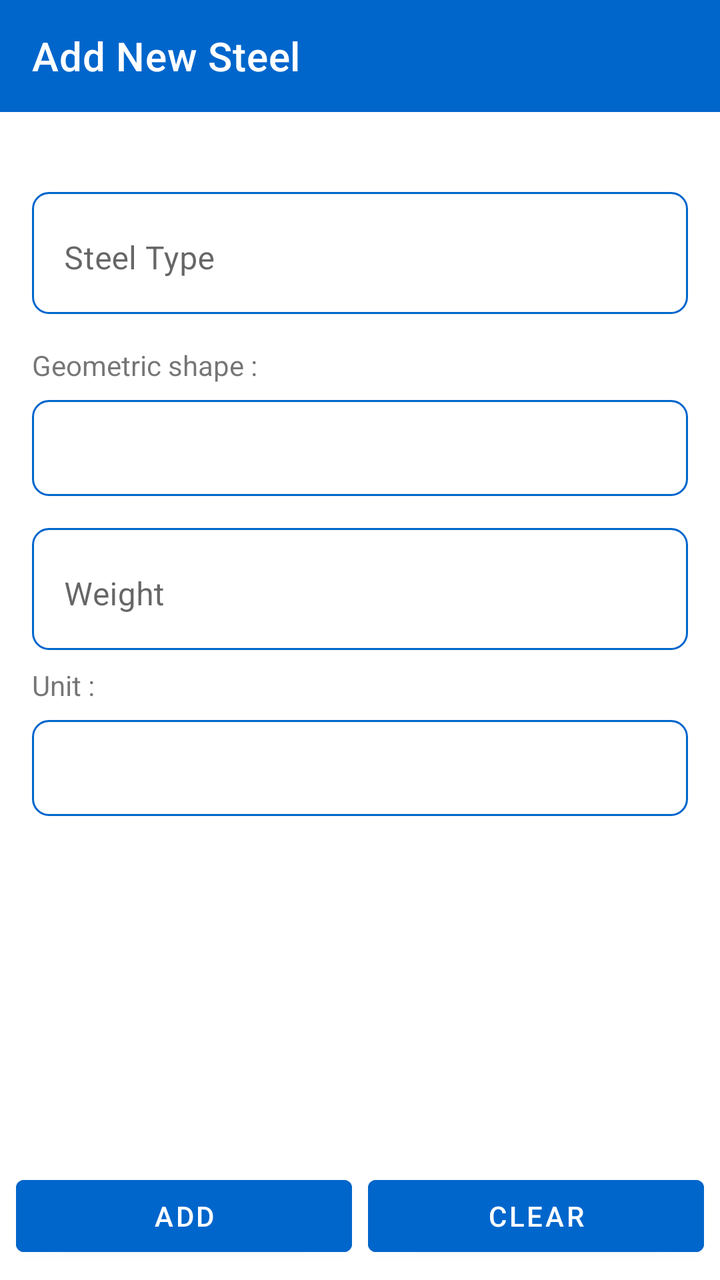
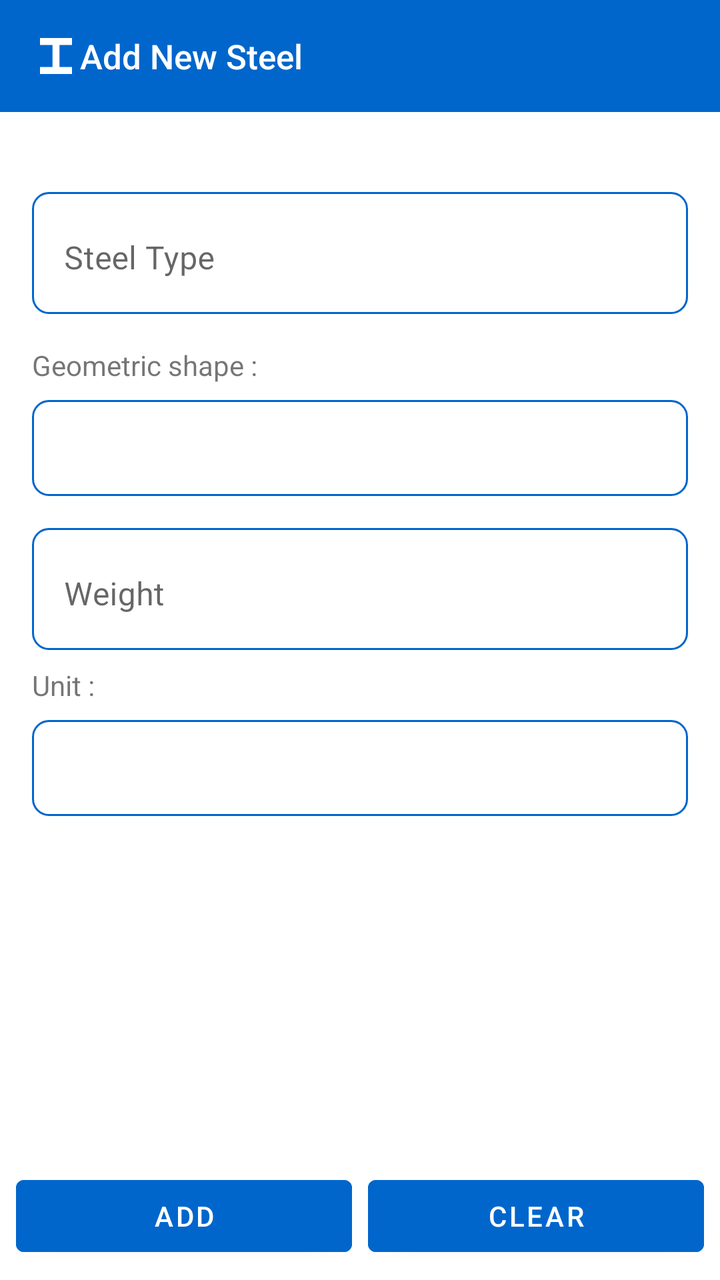

The first picture is an Android layout as it rendered before a commit; the second is the same layout after the commit. The layout source and the unified diff follow.
<!-- AndroidManifest.xml: application theme Theme.MetalConstructionsEstimates -->
<!-- res/layout/activity_add_steel.xml -->
<?xml version="1.0" encoding="utf-8"?>
<androidx.constraintlayout.widget.ConstraintLayout
    xmlns:android="http://schemas.android.com/apk/res/android"
    xmlns:app="http://schemas.android.com/apk/res-auto"
    android:layout_width="match_parent"
    android:layout_height="match_parent">

    
    <androidx.appcompat.widget.Toolbar
        android:id="@+id/toolbar"
        android:layout_width="0dp"
        android:layout_height="?attr/actionBarSize"
        android:background="#0066cc"
        app:title="@string/addSteel"
        app:titleTextColor="@android:color/white"
        app:layout_constraintTop_toTopOf="parent"
        app:layout_constraintStart_toStartOf="parent"
        app:layout_constraintEnd_toEndOf="parent"/>

    
    <androidx.core.widget.NestedScrollView
        android:id="@+id/scrollView"
        android:layout_width="0dp"
        android:layout_height="0dp"
        android:fillViewport="true"
        android:scrollbars="vertical"
        app:layout_constraintTop_toBottomOf="@id/toolbar"
        app:layout_constraintBottom_toTopOf="@id/buttonContainer"
        app:layout_constraintStart_toStartOf="parent"
        app:layout_constraintEnd_toEndOf="parent">

        <androidx.constraintlayout.widget.ConstraintLayout
            android:layout_width="match_parent"
            android:layout_height="wrap_content"
            android:paddingTop="16dp"
            android:paddingBottom="16dp">

            
            <com.google.android.material.textfield.TextInputLayout
                android:id="@+id/textInputLayoutSteelType"
                android:layout_width="0dp"
                android:layout_height="wrap_content"
                android:hint="@string/steelType"
                android:background="@drawable/shape"
                android:layout_marginStart="16dp"
                android:layout_marginEnd="16dp"
                android:layout_marginTop="24dp"
                style="@style/Widget.MaterialComponents.TextInputLayout.OutlinedBox"
                app:layout_constraintTop_toTopOf="parent"
                app:layout_constraintStart_toStartOf="parent"
                app:layout_constraintEnd_toEndOf="parent">

                <com.google.android.material.textfield.TextInputEditText
                    android:id="@+id/editTextSteelType"
                    android:layout_width="match_parent"
                    android:layout_height="wrap_content"
                    android:inputType="text"
                    android:textColor="#333333"
                    android:textColorHint="#4A4A4A"
                    android:background="@android:color/transparent"/>
            </com.google.android.material.textfield.TextInputLayout>

            
            <TextView
                android:id="@+id/spinner_geometric_shape_label"
                android:layout_width="wrap_content"
                android:layout_height="wrap_content"
                android:text="@string/shapeLabel"
                android:layout_marginTop="16dp"
                android:layout_marginStart="16dp"
                app:layout_constraintTop_toBottomOf="@id/textInputLayoutSteelType"
                app:layout_constraintStart_toStartOf="parent"/>

            
            <Spinner
                android:id="@+id/spinner_geometric_shape"
                android:layout_width="0dp"
                android:layout_height="48dp"
                android:layout_marginTop="8dp"
                android:layout_marginStart="16dp"
                android:layout_marginEnd="16dp"
                android:background="@drawable/shape"
                app:layout_constraintTop_toBottomOf="@id/spinner_geometric_shape_label"
                app:layout_constraintStart_toStartOf="parent"
                app:layout_constraintEnd_toEndOf="parent"/>

            
            <com.google.android.material.textfield.TextInputLayout
                android:id="@+id/textInputLayoutWeight"
                android:layout_width="0dp"
                android:layout_height="wrap_content"
                android:hint="@string/weight"
                android:background="@drawable/shape"
                android:layout_marginTop="16dp"
                android:layout_marginStart="16dp"
                android:layout_marginEnd="16dp"
                style="@style/Widget.MaterialComponents.TextInputLayout.OutlinedBox"
                app:layout_constraintTop_toBottomOf="@id/spinner_geometric_shape"
                app:layout_constraintStart_toStartOf="parent"
                app:layout_constraintEnd_toEndOf="parent">

                <com.google.android.material.textfield.TextInputEditText
                    android:id="@+id/editTextWeight"
                    android:layout_width="match_parent"
                    android:layout_height="wrap_content"
                    android:inputType="numberDecimal"
                    android:textColor="#333333"
                    android:textColorHint="#4A4A4A"
                    android:background="@android:color/transparent"/>
            </com.google.android.material.textfield.TextInputLayout>

            
            <TextView
                android:id="@+id/unitSpinnerLabel"
                android:layout_width="wrap_content"
                android:layout_height="wrap_content"
                android:text="@string/unitLabel"
                android:layout_marginTop="8dp"
                android:layout_marginStart="16dp"
                app:layout_constraintTop_toBottomOf="@id/textInputLayoutWeight"
                app:layout_constraintStart_toStartOf="parent"/>

            
            <Spinner
                android:id="@+id/spinner_steel_unit"
                android:layout_width="0dp"
                android:layout_height="48dp"
                android:layout_marginTop="8dp"
                android:layout_marginStart="16dp"
                android:layout_marginEnd="16dp"
                android:background="@drawable/shape"
                app:layout_constraintTop_toBottomOf="@id/unitSpinnerLabel"
                app:layout_constraintStart_toStartOf="parent"
                app:layout_constraintEnd_toEndOf="parent"/>

        </androidx.constraintlayout.widget.ConstraintLayout>
    </androidx.core.widget.NestedScrollView>

    
    <androidx.constraintlayout.widget.ConstraintLayout
        android:id="@+id/buttonContainer"
        android:layout_width="0dp"
        android:layout_height="wrap_content"
        android:padding="8dp"
        app:layout_constraintBottom_toBottomOf="parent"
        app:layout_constraintStart_toStartOf="parent"
        app:layout_constraintEnd_toEndOf="parent">

        <Button
            android:id="@+id/buttonAdd"
            android:layout_width="0dp"
            android:layout_height="wrap_content"
            android:layout_marginEnd="4dp"
            android:backgroundTint="#0066cc"
            android:text="@string/add"
            android:textColor="@android:color/white"
            app:layout_constraintStart_toStartOf="parent"
            app:layout_constraintEnd_toStartOf="@id/buttonClear"
            app:layout_constraintTop_toTopOf="parent"
            app:layout_constraintBottom_toBottomOf="parent"/>

        <Button
            android:id="@+id/buttonClear"
            android:layout_width="0dp"
            android:layout_height="wrap_content"
            android:layout_marginStart="4dp"
            android:backgroundTint="#0066cc"
            android:text="@string/clear"
            android:textColor="@android:color/white"
            app:layout_constraintStart_toEndOf="@id/buttonAdd"
            app:layout_constraintEnd_toEndOf="parent"
            app:layout_constraintTop_toTopOf="parent"
            app:layout_constraintBottom_toBottomOf="parent"/>
    </androidx.constraintlayout.widget.ConstraintLayout>

</androidx.constraintlayout.widget.ConstraintLayout>
<!-- resources referenced by this layout -->
<resources>
  <!-- drawable shape (drawable) -->
  <shape xmlns:android="http://schemas.android.com/apk/res/android"
      android:shape="rectangle">
      <solid android:color="#FFFFFF" />
      
      <stroke
          android:width="1.1dp"
          android:color="#0066cc" /> 
  
      <corners android:radius="8dp" />
  </shape>
  <string name="add">Add</string>
  <string name="addSteel">Add New Steel</string>
  <string name="clear">Clear</string>
  <string name="shapeLabel">Geometric shape :</string>
  <string name="steelType">Steel Type</string>
  <string name="unitLabel">Unit :</string>
  <string name="weight">Weight</string>
  <style name="Theme.MetalConstructionsEstimates" parent="Theme.MaterialComponents.DayNight.NoActionBar">
      
          <item name="colorPrimary">@color/purple_200</item>
          <item name="colorPrimaryVariant">@color/purple_700</item>
          <item name="colorOnPrimary">@color/black</item>
  
          <item name="colorSecondary">@color/teal_200</item>
          <item name="colorSecondaryVariant">@color/teal_200</item>
          <item name="colorOnSecondary">@color/black</item>
  
          <item name="android:statusBarColor">?attr/colorPrimaryVariant</item>
          <item name="android:windowLightStatusBar">false</item>
  
          
      </style>
  <color name="purple_200">#FFBB86FC</color>
  <color name="purple_700">#FF3700B3</color>
  <color name="black">#FF000000</color>
  <color name="teal_200">#FF03DAC5</color>
</resources>

<!-- the commit's change to res/layout/activity_add_steel.xml (unified diff, before → after) -->
@@ -11,7 +11,13 @@
         android:layout_width="0dp"
         android:layout_height="?attr/actionBarSize"
         android:background="#0066cc"
+        android:theme="@style/ThemeOverlay.MaterialComponents.Dark.ActionBar"
+        app:popupTheme="@style/ThemeOverlay.AppCompat.DayNight"
         app:title="@string/addSteel"
+        app:logo="@drawable/ic_toolbar_steels"
+        app:contentInsetStartWithNavigation="0dp"
+        app:titleMarginStart="10dp"
+        app:titleTextAppearance="@style/ListToolbarTitle"
         app:titleTextColor="@android:color/white"
         app:layout_constraintTop_toTopOf="parent"
         app:layout_constraintStart_toStartOf="parent"
<!-- resource entries referenced after the edit -->
@@ -1,5 +1,16 @@
 <!-- resources referenced by this layout -->
 <resources>
+  <!-- drawable ic_toolbar_steels (drawable) -->
+  <?xml version="1.0" encoding="utf-8"?>
+  <vector xmlns:android="http://schemas.android.com/apk/res/android"
+      android:width="24dp"
+      android:height="24dp"
+      android:viewportWidth="24"
+      android:viewportHeight="24">
+      <path
+          android:fillColor="#FFFFFFFF"
+          android:pathData="M4,3h16v3.5h-6.25v11H20V21H4v-3.5h6.25v-11H4z" />
+  </vector>
   <!-- drawable shape (drawable) -->
   <shape xmlns:android="http://schemas.android.com/apk/res/android"
       android:shape="rectangle">
@@ -18,6 +29,9 @@
   <string name="steelType">Steel Type</string>
   <string name="unitLabel">Unit :</string>
   <string name="weight">Weight</string>
+  <style name="ListToolbarTitle" parent="TextAppearance.AppCompat.Widget.ActionBar.Title">
+          <item name="android:textSize">@dimen/list_toolbar_title_size</item>
+      </style>
   <style name="Theme.MetalConstructionsEstimates" parent="Theme.MaterialComponents.DayNight.NoActionBar">
       
           <item name="colorPrimary">@color/purple_200</item>
@@ -33,6 +47,7 @@
   
           
       </style>
+  <dimen name="list_toolbar_title_size">17sp</dimen>
   <color name="purple_200">#FFBB86FC</color>
   <color name="purple_700">#FF3700B3</color>
   <color name="black">#FF000000</color>
